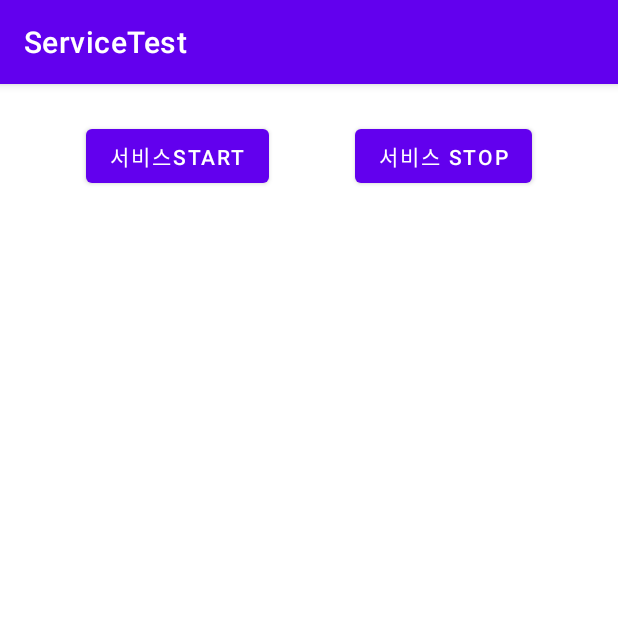
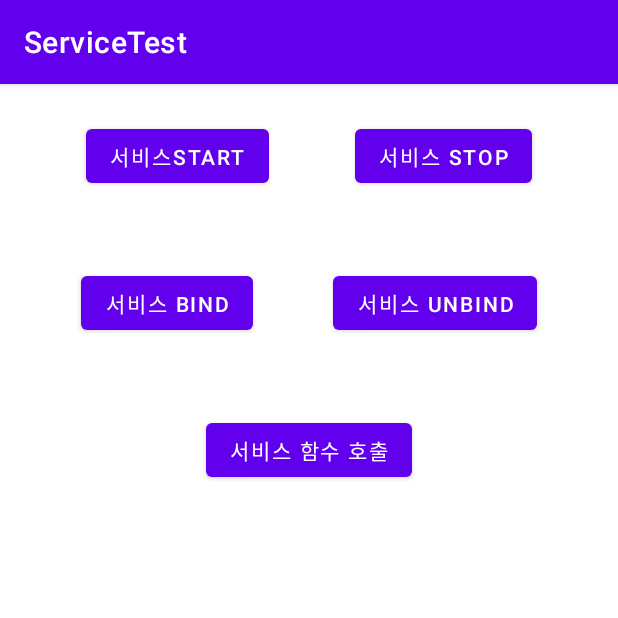
Before and after one commit to heeyjinny/ServiceTest, an Android app: the screen it shows after launch (MainActivity), on a phone screen of 412 x 824 dp, the top half of it. Run offline under Robolectric (Android 15) with nearby library versions, the phone set to English and light mode, and no system bars.

```diff
--- a/app/src/main/res/layout/activity_main.xml
+++ b/app/src/main/res/layout/activity_main.xml
@@ -6,6 +6,7 @@
     android:layout_height="match_parent"
     tools:context=".MainActivity">
 
+<!--  스타티드 서비스 실행버튼 추가  -->
     <Button
         android:id="@+id/button"
         android:layout_width="wrap_content"
@@ -28,4 +29,46 @@
         app:layout_constraintTop_toTopOf="parent"
         android:onClick="serviceStop"/>
 
+<!--  버튼 생성 후 로그캣 스타티드 서비스 적용 확인  -->
+<!--  또 다른 서비스 실행방법인 바운드 서비스 만들기위해  -->
+<!--  MyService.kt 코드 작성  -->
+
+<!--  바운드서비스 실행 버튼 추가  -->
+    <Button
+        android:id="@+id/button3"
+        android:layout_width="wrap_content"
+        android:layout_height="wrap_content"
+        android:text="서비스 bind"
+        android:layout_marginTop="50dp"
+        app:layout_constraintEnd_toStartOf="@+id/button4"
+        app:layout_constraintStart_toStartOf="parent"
+        app:layout_constraintTop_toBottomOf="@+id/button"
+        android:onClick="serviceBind"/>
+
+    <Button
+        android:id="@+id/button4"
+        android:layout_width="wrap_content"
+        android:layout_height="wrap_content"
+        android:text="서비스 unbind"
+        android:layout_marginTop="50dp"
+        android:onClick="serviceUnbind"
+        app:layout_constraintEnd_toEndOf="parent"
+        app:layout_constraintStart_toEndOf="@+id/button3"
+        app:layout_constraintTop_toBottomOf="@+id/button2" />
+
+<!--  바운드 서비스 메서드 직접 호출을 위해 MyService.kt 작성  -->
+
+<!--  서비스 함수 호출버튼 추가  -->
+    <Button
+        android:layout_width="wrap_content"
+        android:layout_height="wrap_content"
+        android:text="서비스 함수 호출"
+        android:layout_marginTop="50dp"
+        android:onClick="callServiceFunction"
+        app:layout_constraintEnd_toEndOf="parent"
+        app:layout_constraintStart_toStartOf="parent"
+        app:layout_constraintTop_toBottomOf="@+id/button3" />
+
+<!--  실행 후 작동 확인...  -->
+
 </androidx.constraintlayout.widget.ConstraintLayout>
```
Also changed, not shown: app/src/main/java/com/heeyjinny/servicetest/MainActivity.kt (+118 -1 lines), app/src/main/java/com/heeyjinny/servicetest/MyService.kt (+36 -2 lines).
